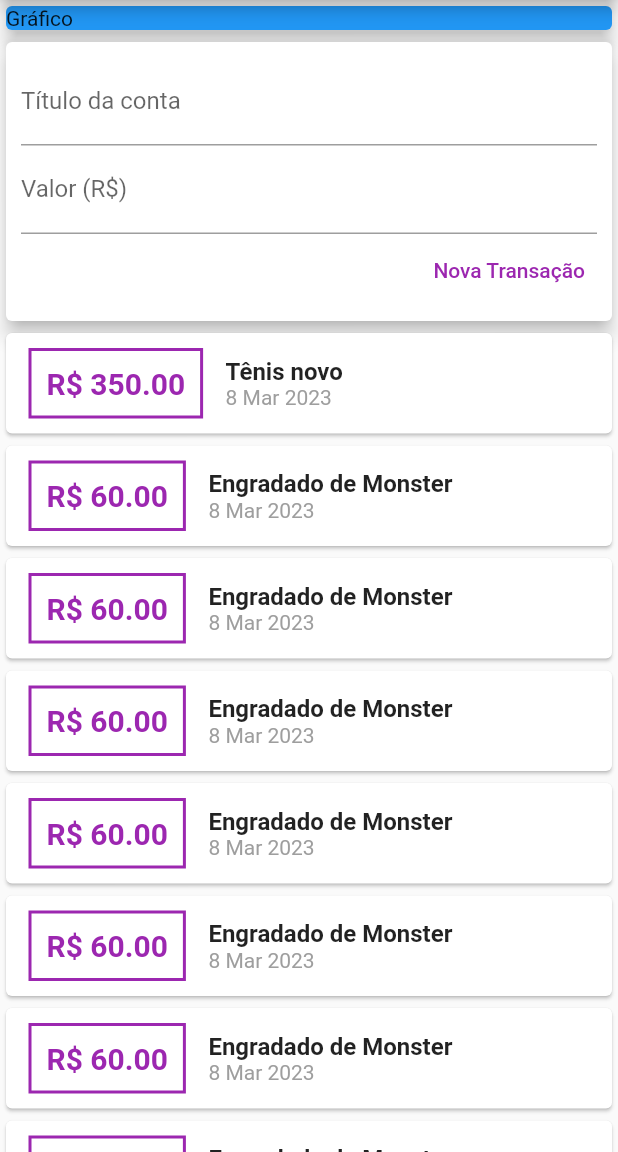
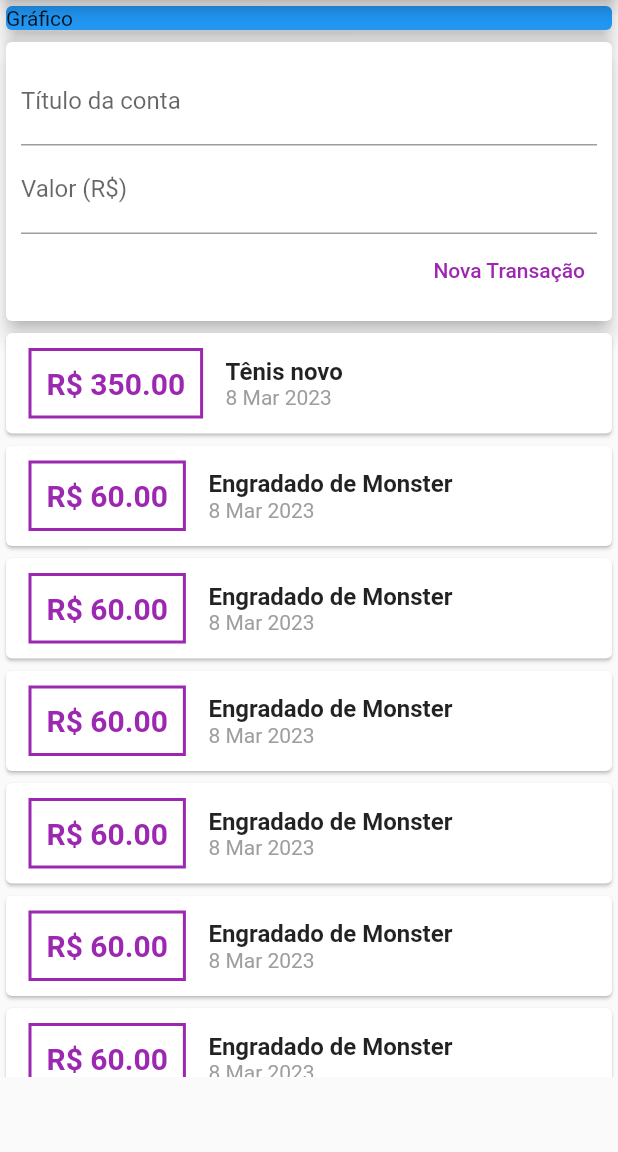
Before and after one commit to Offerreiraa/selfFinancialApp, a Flutter app: the screen it shows after launch, on a phone screen of 412 x 824 dp, the part 84-1236 px from its top. Run offline on Flutter 3.47's test engine with Material 2 defaults, Android fonts, the phone set to English and light mode, and no system bars.

Commit message:
Changing the SingleChildScrollView of the list for a simple ListView

```diff
--- a/lib/components/transaction_list.dart
+++ b/lib/components/transaction_list.dart
@@ -8,7 +8,9 @@ class TransactionList extends StatelessWidget {
 
   @override
   Widget build(BuildContext context) {
-    return Column(
+    return SizedBox(
+      height: 500,
+      child: ListView(
         children: transaction.map((tr) {
           return Card(
             child: Row(
@@ -56,6 +58,7 @@ class TransactionList extends StatelessWidget {
             ),
           );
         }).toList(),
+      ),
     );
   }
 }
```
Lines whose indentation alone changed are shown as unchanged.
